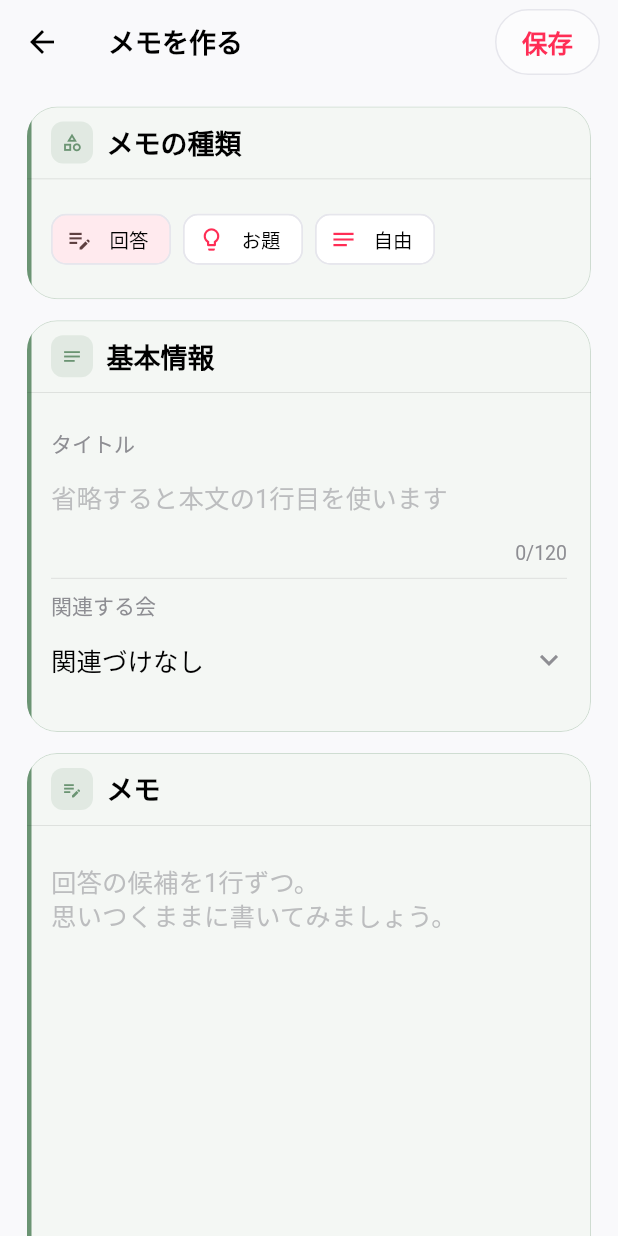
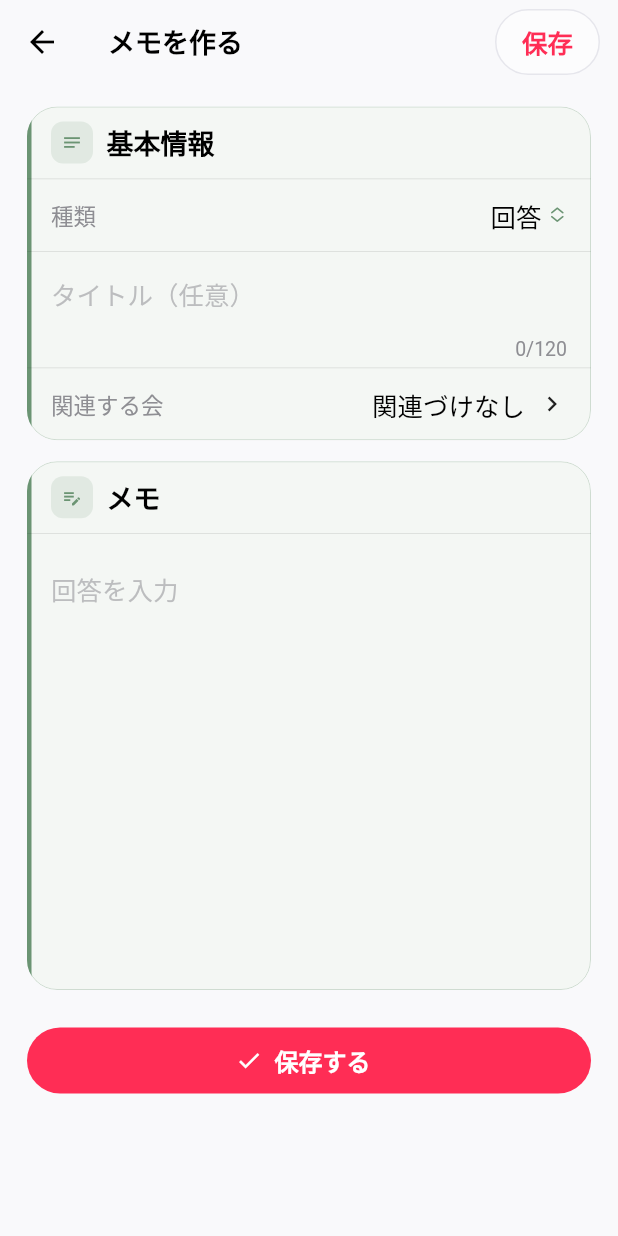
Before and after one commit to livestair-support/GiriStair, a Flutter app: the screen it shows after launch, item 4 of the bottom bar chosen, after a tap on "回答メモ", on a phone screen of 412 x 824 dp. Run offline on Flutter 3.47's test engine with Material 3 defaults, Android fonts, the phone set to English and light mode, and no system bars; our stand-ins replace flutter_local_notifications, flutter_timezone, image_picker, package_info_plus, share_plus, timezone; missing offline and left inert: file_selector, google_mlkit_text_recognition.

Commit message:
Use LiveStair dropdown conditions and remove explanatory captions

```diff
--- a/lib/screens/event_list.dart
+++ b/lib/screens/event_list.dart
@@ -1,7 +1,9 @@
+import 'package:flutter/cupertino.dart';
 import 'package:flutter/material.dart';
 
 import '../models.dart';
 import '../store.dart';
+import '../ui/stair_controls.dart';
 import '../ui/stair_theme.dart';
 import 'event_editor.dart';
 
@@ -91,80 +93,55 @@ class _EventListScreenState extends State<EventListScreen> {
       return ListView(
         padding: const EdgeInsets.fromLTRB(16, 8, 16, 120),
         children: [
-          Padding(
-            padding: const EdgeInsets.fromLTRB(2, 2, 2, 8),
-            child: Text(
-              '${widget.store.events.length}件の予定と記録',
-              style: Theme.of(context).textTheme.bodySmall,
-            ),
-          ),
-          StairSection(
+          StairFormSection(
             title: '表示・検索',
-            icon: Icons.tune,
+            icon: CupertinoIcons.slider_horizontal_3,
             accent: StairColors.online,
-            child: Column(
-              crossAxisAlignment: CrossAxisAlignment.stretch,
-              children: [
-                SegmentedButton<bool>(
-                  segments: const [
-                    ButtonSegment(value: false, label: Text('すべての記録')),
-                    ButtonSegment(value: true, label: Text('予定・締切')),
-                  ],
-                  selected: {_upcomingOnly},
-                  onSelectionChanged: (value) =>
-                      setState(() => _upcomingOnly = value.first),
-                ),
-                const SizedBox(height: 10),
-                TextField(
+            children: [
+              StairMenuRow<bool>(
+                key: const ValueKey('list-display-filter'),
+                label: '表示',
+                accent: StairColors.online,
+                value: _upcomingOnly,
+                items: const {false: 'すべての記録', true: '予定・締切'},
+                onChanged: (value) => setState(() => _upcomingOnly = value),
+              ),
+              Padding(
+                padding: const EdgeInsets.symmetric(horizontal: 16, vertical: 4),
+                child: TextField(
+                  key: const ValueKey('list-search'),
                   decoration: const InputDecoration(
                     hintText: 'タイトル・会場・主催者・参加者で検索',
-                    prefixIcon: Icon(Icons.search),
+                    prefixIcon: Icon(CupertinoIcons.search, size: 20),
                   ),
                   onChanged: (value) => setState(() => _query = value.trim()),
                 ),
-                const Divider(height: 14),
-                Wrap(
-                  spacing: 8,
-                  runSpacing: 4,
-                  children: [
-                    ChoiceChip(
-                      label: const Text('すべて'),
-                      selected: _kind == null,
-                      onSelected: (_) => setState(() => _kind = null),
-                    ),
-                    ChoiceChip(
-                      label: const Text('生大喜利'),
-                      selected: _kind == EventKind.live,
-                      onSelected: (_) => setState(() => _kind = EventKind.live),
-                    ),
-                    ChoiceChip(
-                      label: const Text('ネット大喜利'),
-                      selected: _kind == EventKind.online,
-                      onSelected: (_) =>
-                          setState(() => _kind = EventKind.online),
-                    ),
-                  ],
-                ),
-                const SizedBox(height: 4),
-                Wrap(
-                  spacing: 8,
-                  runSpacing: 4,
-                  children: [
-                    ChoiceChip(
-                      label: const Text('全ての状態'),
-                      selected: _status == null,
-                      onSelected: (_) => setState(() => _status = null),
-                    ),
-                    for (final status in EventStatus.values)
-                      ChoiceChip(
-                        label: Text(eventStatusLabel(status)),
-                        selected: _status == status,
-                        onSelected: (_) => setState(() => _status = status),
-                      ),
-                  ],
-                ),
-              ],
-            ),
+              ),
+              StairMenuRow<int>(
+                key: const ValueKey('list-kind-filter'),
+                label: '形式',
+                accent: StairColors.online,
+                value: _kind?.index ?? -1,
+                items: const {-1: 'すべて', 0: '生大喜利', 1: 'ネット大喜利'},
+                onChanged: (value) => setState(() {
+                  _kind = value == -1 ? null : EventKind.values[value];
+                }),
+              ),
+              StairMenuRow<int>(
+                key: const ValueKey('list-status-filter'),
+                label: '参加状況',
+                accent: StairColors.online,
+                value: _status?.index ?? -1,
+                items: {
+                  -1: 'すべて',
+                  for (final status in EventStatus.values)
+                    status.index: eventStatusLabel(status),
+                },
+                onChanged: (value) => setState(() {
+                  _status = value == -1 ? null : EventStatus.values[value];
+                }),
+              ),
+            ],
           ),
           const SizedBox(height: 4),
           if (events.isEmpty)
@@ -181,17 +158,9 @@ class _EventListScreenState extends State<EventListScreen> {
                   const SizedBox(height: 14),
                   Text(
                     widget.store.events.isEmpty
-                        ? '最初の一席を残しましょう'
+                        ? '記録がありません'
                         : '該当する記録がありません',
                     style: Theme.of(context).textTheme.titleMedium,
-                  ),
-                  const SizedBox(height: 8),
-                  Text(
-                    widget.store.events.isEmpty
-                        ? '「登録」タブから参加予定や過去の記録を追加できます。'
-                        : '検索条件や絞り込みを変えてみてください。',
-                    textAlign: TextAlign.center,
-                    style: Theme.of(context).textTheme.bodySmall,
                   ),
                 ],
               ),
--- a/lib/screens/results.dart
+++ b/lib/screens/results.dart
@@ -1,8 +1,10 @@
+import 'package:flutter/cupertino.dart';
 import 'package:flutter/material.dart';
 
 import '../models.dart';
 import '../store.dart';
 import '../ui/stair_theme.dart';
+import '../ui/stair_controls.dart';
 import 'event_editor.dart';
 import 'event_list.dart';
 
@@ -71,60 +73,32 @@ class _ResultsScreenState extends State<ResultsScreen> {
         return ListView(
           padding: const EdgeInsets.fromLTRB(16, 0, 16, 120),
           children: [
-            Text(
-              '大会の結果や順位を、記録から追記できます。',
-              style: Theme.of(context).textTheme.bodySmall,
-            ),
-            const SizedBox(height: 10),
-            StairSection(
-              title: '表示する大会',
-              icon: Icons.tune,
+            StairFormSection(
+              title: '表示条件',
+              icon: CupertinoIcons.slider_horizontal_3,
               accent: StairColors.result,
-              child: Column(
-                crossAxisAlignment: CrossAxisAlignment.stretch,
-                children: [
-                  Wrap(
-                    spacing: 8,
-                    runSpacing: 4,
-                    children: [
-                      ChoiceChip(
-                        label: const Text('すべて'),
-                        selected: _kind == null,
-                        onSelected: (_) => setState(() => _kind = null),
-                      ),
-                      ChoiceChip(
-                        label: const Text('生大喜利'),
-                        selected: _kind == EventKind.live,
-                        onSelected: (_) =>
-                            setState(() => _kind = EventKind.live),
-                      ),
-                      ChoiceChip(
-                        label: const Text('ネット大喜利'),
-                        selected: _kind == EventKind.online,
-                        onSelected: (_) =>
-                            setState(() => _kind = EventKind.online),
-                      ),
-                    ],
-                  ),
-                  const Divider(height: 24),
-                  Wrap(
-                    spacing: 8,
-                    runSpacing: 4,
-                    children: [
-                      for (final filter in _ResultFilter.values)
-                        ChoiceChip(
-                          label: Text(switch (filter) {
-                            _ResultFilter.all => 'すべての結果',
-                            _ResultFilter.recorded => '結果あり',
-                            _ResultFilter.unrecorded => '未入力',
-                          }),
-                          selected: _filter == filter,
-                          onSelected: (_) => setState(() => _filter = filter),
-                        ),
-                    ],
-                  ),
-                ],
-              ),
+              children: [
+                StairMenuRow<int>(
+                  key: const ValueKey('results-format'),
+                  label: '形式',
+                  accent: StairColors.result,
+                  value: _kind?.index ?? -1,
+                  items: const {-1: 'すべて', 0: '生大喜利', 1: 'ネット大喜利'},
+                  onChanged: (value) => setState(() => _kind = value < 0 ? null : EventKind.values[value]),
+                ),
+                StairMenuRow<_ResultFilter>(
+                  key: const ValueKey('results-result-filter'),
+                  label: '結果',
+                  accent: StairColors.result,
+                  value: _filter,
+                  items: const {
+                    _ResultFilter.all: 'すべての結果',
+                    _ResultFilter.recorded: '結果あり',
+                    _ResultFilter.unrecorded: '未入力',
+                  },
+                  onChanged: (value) => setState(() => _filter = value),
+                ),
+              ],
             ),
             StairCard(
               accent: StairColors.result,
@@ -160,16 +134,8 @@ class _ResultsScreenState extends State<ResultsScreen> {
                     ),
                     const SizedBox(height: 14),
                     Text(
-                      tournaments.isEmpty ? '大会の記録はこれから' : '該当する結果がありません',
+                      tournaments.isEmpty ? '大会の記録がありません' : '該当する結果がありません',
                       style: Theme.of(context).textTheme.titleMedium,
-                      textAlign: TextAlign.center,
-                    ),
-                    const SizedBox(height: 8),
-                    Text(
-                      tournaments.isEmpty
-                          ? '「登録」で大会を選ぶと、ここに参加予定や結果が並びます。'
-                          : '結果の絞り込みを変えてみてください。',
-                      style: Theme.of(context).textTheme.bodySmall,
                       textAlign: TextAlign.center,
                     ),
                   ],
--- a/lib/screens/thinking.dart
+++ b/lib/screens/thinking.dart
@@ -5,6 +5,7 @@ import 'package:flutter/material.dart';
 import '../models.dart';
 import '../store.dart';
 import '../ui/stair_theme.dart';
+import '../ui/stair_controls.dart';
 
 /// The writing desk: current online submissions and an enduring note library.
 class ThinkingScreen extends StatefulWidget {
@@ -85,40 +86,24 @@ class _ThinkingScreenState extends State<ThinkingScreen>
           return ListView(
             padding: const EdgeInsets.fromLTRB(18, 0, 18, 120),
             children: [
-              StairCard(
+              StairFormSection(
+                title: 'メモを作成',
+                icon: Icons.edit_note_outlined,
                 accent: StairColors.memo,
-                child: Column(
-                  crossAxisAlignment: CrossAxisAlignment.start,
                 children: [
-                    Text(
-                      '回答やお題の下書きを残せます。',
-                      style: Theme.of(context).textTheme.bodySmall,
+                  ListTile(
+                    leading: const StairIconBadge(icon: Icons.edit_note_outlined, accent: StairColors.memo),
+                    title: const Text('回答メモ'),
+                    trailing: const Icon(Icons.chevron_right),
+                    onTap: () => _create(NoteKind.answers),
                   ),
-                    const SizedBox(height: 12),
-                    Wrap(
-                      spacing: 8,
-                      runSpacing: 8,
-                      children: [
-                        FilledButton.icon(
-                          onPressed: () => _create(NoteKind.answers),
-                          icon: const Icon(Icons.edit_note_outlined, size: 18),
-                          label: const Text('回答メモ'),
-                        ),
-                        OutlinedButton.icon(
-                          onPressed: () => _create(NoteKind.prompts),
-                          style: OutlinedButton.styleFrom(
-                            foregroundColor: StairColors.memo,
-                            side: BorderSide(
-                              color: StairColors.memo.withValues(alpha: 0.4),
-                            ),
-                          ),
-                          icon: const Icon(Icons.lightbulb_outline, size: 18),
-                          label: const Text('お題を作る'),
+                  ListTile(
+                    leading: const StairIconBadge(icon: Icons.lightbulb_outline, accent: StairColors.memo),
+                    title: const Text('お題を作る'),
+                    trailing: const Icon(Icons.chevron_right),
+                    onTap: () => _create(NoteKind.prompts),
                   ),
                 ],
-                    ),
-                  ],
-                ),
               ),
               const SizedBox(height: 20),
               StairSectionTitle(
@@ -136,7 +121,6 @@ class _ThinkingScreenState extends State<ThinkingScreen>
                   icon: Icons.event_note_outlined,
                   accent: StairColors.online,
                   message: '投稿期間中のネット大喜利はありません',
-                  detail: '登録で投稿の開始・締切を設定すると、ここに表示されます。',
                 ),
               for (final event in activeEvents)
                 StairCard(
@@ -185,20 +169,18 @@ class _ThinkingScreenState extends State<ThinkingScreen>
                 ),
               ),
               const SizedBox(height: 10),
-              Wrap(
-                spacing: 8,
-                runSpacing: 6,
+              StairFormSection(
+                title: '表示条件',
+                icon: Icons.tune,
+                accent: StairColors.memo,
                 children: [
-                  ChoiceChip(
-                    label: const Text('すべて'),
-                    selected: _filter == null,
-                    onSelected: (_) => setState(() => _filter = null),
-                  ),
-                  for (final kind in NoteKind.values)
-                    ChoiceChip(
-                      label: Text(_kindLabel(kind)),
-                      selected: _filter == kind,
-                      onSelected: (_) => setState(() => _filter = kind),
+                  StairMenuRow<int>(
+                    key: const ValueKey('thinking-note-filter'),
+                    label: 'メモの種類',
+                    accent: StairColors.memo,
+                    value: _filter?.index ?? -1,
+                    items: {-1: 'すべて', for (final kind in NoteKind.values) kind.index: _kindLabel(kind)},
+                    onChanged: (value) => setState(() => _filter = value < 0 ? null : NoteKind.values[value]),
                   ),
                 ],
               ),
@@ -209,7 +191,6 @@ class _ThinkingScreenState extends State<ThinkingScreen>
                   message: _filter == null
                       ? 'まだメモがありません'
                       : '${_kindLabel(_filter!)}はまだありません',
-                  detail: '思いついた回答やお題を、1行ずつ書き留めてみましょう。',
                 ),
               for (final note in notes)
                 _NoteCard(
@@ -272,7 +253,6 @@ class _EventThoughtsScreen extends StatelessWidget {
                 const _EmptyCard(
                   icon: Icons.event_busy_outlined,
                   message: 'この会は削除されています',
-                  detail: '保存したメモは「思考」のメモ一覧から開けます。',
                 )
               else ...[
                 if (event.submissionStart != null &&
@@ -302,7 +282,6 @@ class _EventThoughtsScreen extends StatelessWidget {
                   const _EmptyCard(
                     icon: Icons.edit_note_outlined,
                     message: 'この会のメモはまだありません',
-                    detail: '「回答メモ」から、回答の候補を書き始められます。',
                   ),
                 for (final note in notes)
                   _NoteCard(key: ValueKey(note.id), store: store, note: note),
@@ -621,7 +600,6 @@ class _ThoughtEditorState extends State<_ThoughtEditor> {
 
   @override
   Widget build(BuildContext context) {
-    final event = _eventById(widget.store, _eventId);
     return PopScope<bool>(
       canPop: _allowExit || (!_dirty && !_saving),
       onPopInvokedWithResult: (didPop, _) {
@@ -646,72 +624,47 @@ class _ThoughtEditorState extends State<_ThoughtEditor> {
           child: ListView(
             padding: const EdgeInsets.fromLTRB(18, 8, 18, 36),
             children: [
-              StairSection(
-                title: 'メモの種類',
-                icon: Icons.category_outlined,
-                accent: StairColors.memo,
-                child: Wrap(
-                  spacing: 8,
-                  runSpacing: 6,
-                  children: [
-                    for (final kind in NoteKind.values)
-                      ChoiceChip(
-                        label: Text(_kindLabel(kind)),
-                        avatar: Icon(_kindIcon(kind), size: 18),
-                        selected: _kind == kind,
-                        onSelected: (_) => setState(() => _kind = kind),
-                      ),
-                  ],
-                ),
-              ),
-              StairSection(
+              StairFormSection(
                 title: '基本情報',
                 icon: Icons.notes_outlined,
                 accent: StairColors.memo,
-                child: Column(
-                  crossAxisAlignment: CrossAxisAlignment.stretch,
                 children: [
-                    StairFieldRow(
-                      label: 'タイトル',
-                      multiline: true,
+                  StairMenuRow<NoteKind>(
+                    key: const ValueKey('thought-editor-kind'),
+                    label: '種類',
+                    accent: StairColors.memo,
+                    value: _kind,
+                    items: {for (final kind in NoteKind.values) kind: _kindLabel(kind)},
+                    onChanged: (value) => setState(() => _kind = value),
+                  ),
+                  Padding(
+                    padding: const EdgeInsets.symmetric(horizontal: 16, vertical: 4),
                     child: Semantics(
                       label: 'タイトル',
                       child: TextField(
                         controller: _title,
                         maxLength: 120,
                         textInputAction: TextInputAction.next,
-                          decoration: const InputDecoration(
-                            hintText: '省略すると本文の1行目を使います',
+                        decoration: const InputDecoration(hintText: 'タイトル（任意）'),
                       ),
                     ),
                   ),
-                    ),
-                    const Divider(height: 1),
-                    StairFieldRow(
+                  InkWell(
+                    key: const ValueKey('thought-editor-event'),
+                    onTap: _chooseEvent,
+                    child: StairFormRow(
                       label: '関連する会',
-                      multiline: true,
-                      child: InkWell(
-                        borderRadius: BorderRadius.circular(8),
-                        onTap: _chooseEvent,
-                        child: Padding(
-                          padding: const EdgeInsets.symmetric(vertical: 12),
                       child: Row(
+                        mainAxisAlignment: MainAxisAlignment.end,
                         children: [
-                              Expanded(child: Text(event?.title ?? '関連づけなし')),
+                          Expanded(child: Text(_eventById(widget.store, _eventId)?.title ?? '関連づけなし', textAlign: TextAlign.end)),
                           const SizedBox(width: 8),
-                              Icon(
-                                Icons.expand_more,
-                                color: Theme.of(
-                                  context,
-                                ).colorScheme.onSurfaceVariant,
-                              ),
+                          const Icon(Icons.chevron_right, size: 20),
                         ],
                       ),
                     ),
                   ),
-                    ),
                 ],
-                ),
               ),
               StairSection(
                 title: _kind == NoteKind.prompts ? 'お題の候補' : 'メモ',
@@ -727,9 +680,9 @@ class _ThoughtEditorState extends State<_ThoughtEditor> {
                     textCapitalization: TextCapitalization.sentences,
                     decoration: InputDecoration(
                       hintText: switch (_kind) {
-                        NoteKind.answers => '回答の候補を1行ずつ。\n思いつくままに書いてみましょう。',
-                        NoteKind.prompts => '主催会で使いたいお題や、そのアイデアを1行ずつ。',
-                        NoteKind.free => '気づきや振り返り、あとで考えたいこと。',
+                        NoteKind.answers => '回答を入力',
+                        NoteKind.prompts => 'お題を入力',
+                        NoteKind.free => 'メモを入力',
                       },
                       alignLabelWithHint: true,
                     ),
@@ -754,13 +707,11 @@ class _EmptyCard extends StatelessWidget {
   const _EmptyCard({
     required this.icon,
     required this.message,
-    required this.detail,
     this.accent = StairColors.memo,
   });
 
   final IconData icon;
   final String message;
-  final String detail;
   final Color accent;
 
   @override
@@ -771,8 +722,6 @@ class _EmptyCard extends StatelessWidget {
         crossAxisAlignment: CrossAxisAlignment.start,
         children: [
           StairSectionTitle(title: message, icon: icon, accent: accent),
-          const SizedBox(height: 10),
-          Text(detail, style: Theme.of(context).textTheme.bodySmall),
         ],
       ),
     );
--- a/lib/ui/stair_controls.dart
+++ b/lib/ui/stair_controls.dart
@@ -16,6 +16,7 @@ class StairMenuRow<T> extends StatelessWidget {
     required this.items,
     this.onChanged,
     this.info,
+    this.accent,
   });
 
   final String label;
@@ -23,6 +24,7 @@ class StairMenuRow<T> extends StatelessWidget {
   final Map<T, String> items;
   final ValueChanged<T>? onChanged;
   final String? info;
+  final Color? accent;
 
   Future<void> _choose(BuildContext context) async {
     FocusScope.of(context).unfocus();
@@ -168,7 +170,7 @@ class StairMenuRow<T> extends StatelessWidget {
                 textAlign: TextAlign.right,
                 style: TextStyle(
                   fontSize: 17,
-                  fontWeight: FontWeight.w400,
+                  fontWeight: accent == null ? FontWeight.w400 : FontWeight.w500,
                   color: onChanged == null
                       ? Theme.of(context).disabledColor
                       : Theme.of(context).colorScheme.onSurface,
@@ -177,11 +179,11 @@ class StairMenuRow<T> extends StatelessWidget {
             ),
             const SizedBox(width: 4),
             Icon(
-              Icons.unfold_more_rounded,
-              size: 19,
+              CupertinoIcons.chevron_up_chevron_down,
+              size: 13,
               color: onChanged == null
                   ? Theme.of(context).disabledColor
-                  : Theme.of(context).colorScheme.onSurface,
+                  : accent ?? Theme.of(context).colorScheme.onSurface,
             ),
           ],
         ),
```
Also changed, not shown: lib/screens/sharing.dart (+11 -31 lines), 5 other files. Lines whose indentation alone changed are shown as unchanged.
